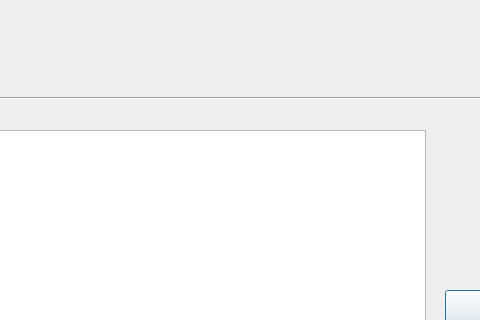
First picture: the form in DispatchUI.ui, repository qiu-star/TicketManagementSystem, before the edit; both pictures show x 185 to 665 and y 0 to 320 of the 820 by 472 pixel window.
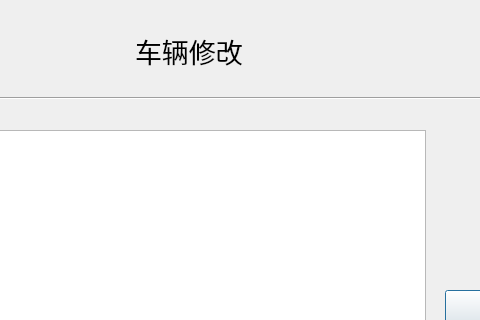
Second picture: the form after the edit.

Commit message: 管理员界面v0.2

```diff
--- a/DispatchUI.ui
+++ b/DispatchUI.ui
@@ -61,7 +61,7 @@
     <string notr="true">font: 20pt &quot;方正颜宋简体&quot;;</string>
    </property>
    <property name="text">
-    <string/>
+    <string>车辆修改</string>
    </property>
   </widget>
   <widget class="QPushButton" name="acceptbtn">
```
Left out of the diff: 38 changed lines with no effect on the pictures. The commit also changes 3 other files.
